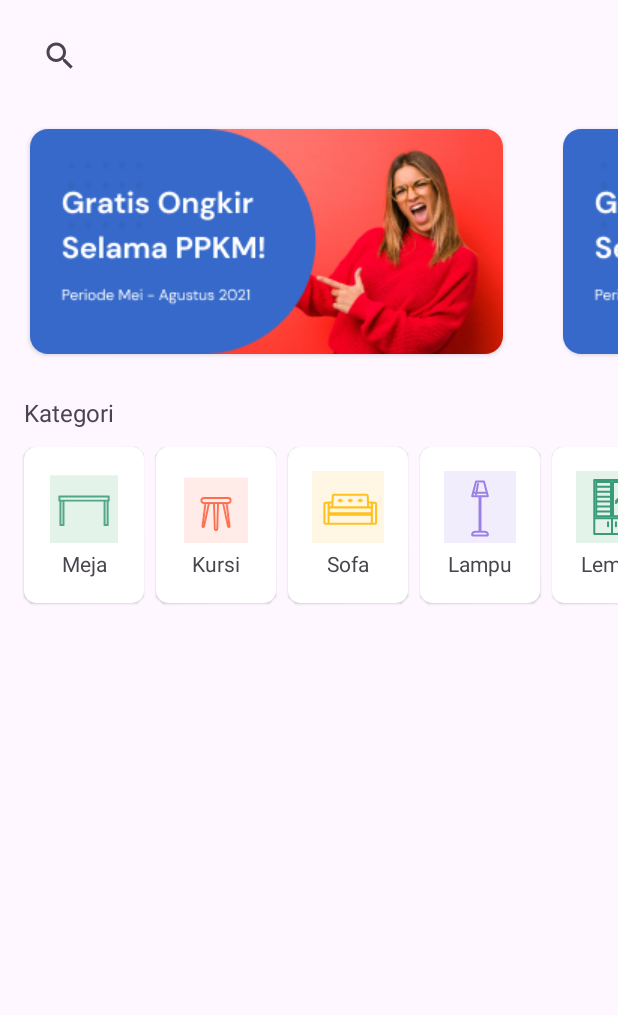
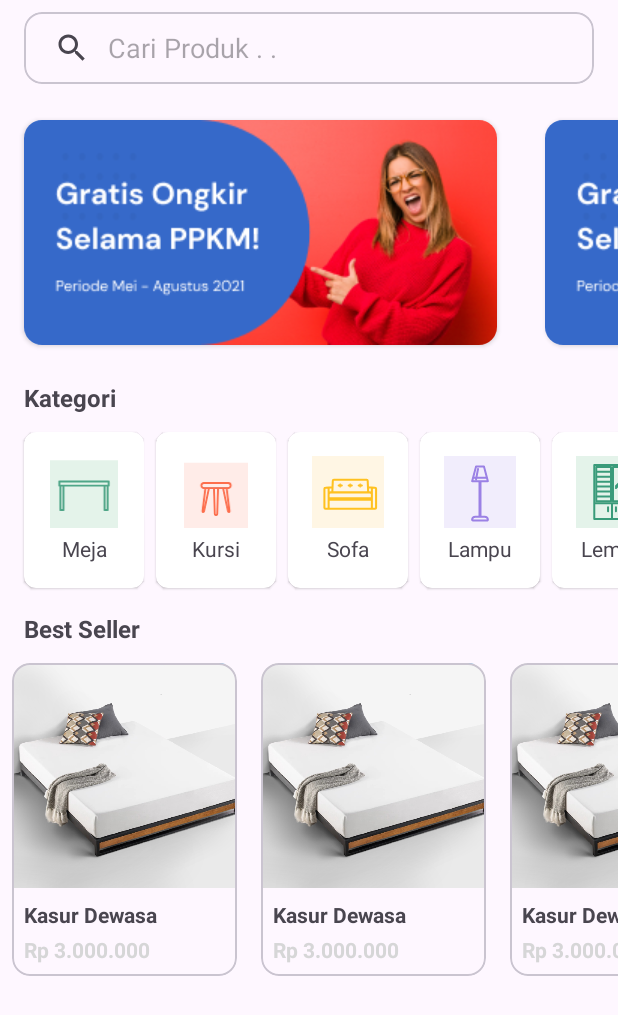
Before and after one commit to ArfanRahmanYudiantoro/Furniplan, an Android app built with Jetpack Compose: the layout fragment_home.xml on its own in the app's theme, with its tools: preview values and no code run, on a phone screen of 412 x 824 dp. Shown: the top 1015 px of the screen. Run offline under Robolectric (Android 15) with nearby library versions, the phone set to English and light mode, and no system bars.

Commit message:
add best seller card and best seller item

```diff
--- a/app/src/main/res/layout/banner_item.xml
+++ b/app/src/main/res/layout/banner_item.xml
@@ -4,7 +4,7 @@
     xmlns:tools="http://schemas.android.com/tools"
     android:layout_width="wrap_content"
     android:layout_height="wrap_content"
-    android:padding="12dp">
+    android:padding="8dp">
 
     <androidx.cardview.widget.CardView
         android:id="@+id/banner_item_cardview"
--- /dev/null
+++ b/app/src/main/res/layout/best_seller_item.xml
@@ -0,0 +1,63 @@
+<?xml version="1.0" encoding="utf-8"?>
+<androidx.constraintlayout.widget.ConstraintLayout xmlns:android="http://schemas.android.com/apk/res/android"
+    xmlns:app="http://schemas.android.com/apk/res-auto"
+    android:layout_width="wrap_content"
+    android:layout_height="wrap_content">
+
+    <com.google.android.material.card.MaterialCardView
+        android:layout_width="150dp"
+        android:layout_height="wrap_content"
+        android:layout_marginStart="8dp"
+        android:layout_marginTop="8dp"
+        android:layout_marginEnd="8dp"
+        android:layout_marginBottom="8dp"
+        app:layout_constraintBottom_toBottomOf="parent"
+        app:layout_constraintEnd_toEndOf="parent"
+        app:layout_constraintStart_toStartOf="parent"
+        app:layout_constraintTop_toTopOf="parent">
+
+        <androidx.constraintlayout.widget.ConstraintLayout
+            android:layout_width="match_parent"
+            android:layout_height="match_parent">
+
+            <ImageView
+                android:id="@+id/imageViewFotoProduk"
+                android:layout_width="wrap_content"
+                android:layout_height="150dp"
+                android:src="@drawable/image_kasur"
+                app:layout_constraintEnd_toEndOf="parent"
+                app:layout_constraintStart_toStartOf="parent"
+                app:layout_constraintTop_toTopOf="parent" />
+
+            <TextView
+                android:id="@+id/textViewNamaProduk"
+                android:layout_width="wrap_content"
+                android:layout_height="wrap_content"
+                android:layout_marginStart="8dp"
+                android:layout_marginTop="8dp"
+                android:text="Kasur Dewasa"
+                android:textSize="14sp"
+                android:textStyle="bold"
+                app:layout_constraintStart_toStartOf="@id/imageViewFotoProduk"
+                app:layout_constraintTop_toBottomOf="@+id/imageViewFotoProduk" />
+
+            <TextView
+                android:id="@+id/textViewHargaProduk"
+                android:layout_width="wrap_content"
+                android:layout_height="wrap_content"
+                android:layout_marginTop="4dp"
+                android:layout_marginBottom="8dp"
+                android:text="Rp 3.000.000"
+                android:textColor="@color/red"
+                android:textSize="14sp"
+                android:textStyle="bold"
+                app:layout_constraintBottom_toBottomOf="parent"
+                app:layout_constraintStart_toStartOf="@id/textViewNamaProduk"
+                app:layout_constraintTop_toBottomOf="@id/textViewNamaProduk" />
+
+
+        </androidx.constraintlayout.widget.ConstraintLayout>
+
+    </com.google.android.material.card.MaterialCardView>
+
+</androidx.constraintlayout.widget.ConstraintLayout>
--- a/app/src/main/res/layout/fragment_home.xml
+++ b/app/src/main/res/layout/fragment_home.xml
@@ -9,21 +9,29 @@
         android:layout_width="match_parent"
         android:layout_height="match_parent">
 
-        <SearchView
-            android:id="@+id/searchBar"
-            android:layout_width="match_parent"
-            android:layout_height="42dp"
+        <com.google.android.material.card.MaterialCardView
+            android:id="@id/searchBar"
+            android:layout_width="0dp"
+            android:layout_height="wrap_content"
             android:layout_marginStart="16dp"
-            android:layout_marginTop="16dp"
+            android:layout_marginTop="8dp"
             android:layout_marginEnd="16dp"
-            android:queryHint="Cari Produk . ."
             app:layout_constraintEnd_toEndOf="parent"
             app:layout_constraintStart_toStartOf="parent"
-            app:layout_constraintTop_toTopOf="parent" />
+            app:layout_constraintTop_toTopOf="parent">
+
+            <SearchView
+                android:layout_width="match_parent"
+                android:layout_height="48dp"
+                android:iconifiedByDefault="false"
+                android:queryBackground="@android:color/transparent"
+                android:queryHint="Cari Produk . ." />
+
+        </com.google.android.material.card.MaterialCardView>
 
         <androidx.recyclerview.widget.RecyclerView
             android:id="@+id/bannerRecyclerView"
-            android:layout_width="match_parent"
+            android:layout_width="0dp"
             android:layout_height="wrap_content"
             android:layout_marginTop="8dp"
             android:orientation="horizontal"
@@ -42,10 +50,12 @@
             android:layout_marginTop="8dp"
             android:text="Kategori"
             android:textSize="16sp"
+            android:textStyle="bold"
             app:layout_constraintStart_toStartOf="parent"
             app:layout_constraintTop_toBottomOf="@+id/bannerRecyclerView" />
 
         <HorizontalScrollView
+            android:id="@+id/layoutKategori"
             android:layout_width="wrap_content"
             android:layout_height="wrap_content"
             android:layout_marginTop="4dp"
@@ -57,7 +67,6 @@
 
             <!-- Layout Kategori -->
             <LinearLayout
-                android:id="@+id/layoutKategori"
                 android:layout_width="0dp"
                 android:layout_height="wrap_content">
 
@@ -155,8 +164,8 @@
                     android:layout_marginStart="8dp"
                     android:layout_marginTop="8dp"
                     android:layout_marginBottom="8dp"
+                    app:cardCornerRadius="8dp"
                     app:cardElevation="1dp"
-                    app:cardCornerRadius="8dp"
                     app:layout_constraintBottom_toBottomOf="parent"
                     app:layout_constraintStart_toEndOf="@id/cardKursi"
                     app:layout_constraintTop_toTopOf="parent">
@@ -198,8 +207,8 @@
                     android:layout_marginStart="8dp"
                     android:layout_marginTop="8dp"
                     android:layout_marginBottom="8dp"
+                    app:cardCornerRadius="8dp"
                     app:cardElevation="1dp"
-                    app:cardCornerRadius="8dp"
                     app:layout_constraintBottom_toBottomOf="parent"
                     app:layout_constraintStart_toEndOf="@id/cardSofa"
                     app:layout_constraintTop_toTopOf="parent">
@@ -242,8 +251,8 @@
                     android:layout_marginTop="8dp"
                     android:layout_marginEnd="16dp"
                     android:layout_marginBottom="8dp"
+                    app:cardCornerRadius="8dp"
                     app:cardElevation="1dp"
-                    app:cardCornerRadius="8dp"
                     app:layout_constraintBottom_toBottomOf="parent"
                     app:layout_constraintEnd_toEndOf="parent"
                     app:layout_constraintStart_toEndOf="@id/cardLampu"
@@ -284,6 +293,31 @@
 
         </HorizontalScrollView>
 
+        <!--Best Seller-->
+        <TextView
+            android:id="@+id/plcBestSeller"
+            android:layout_width="wrap_content"
+            android:layout_height="wrap_content"
+            android:layout_marginStart="16dp"
+            android:layout_marginTop="8dp"
+            android:text="Best Seller"
+            android:textSize="16sp"
+            android:textStyle="bold"
+            app:layout_constraintStart_toStartOf="parent"
+            app:layout_constraintTop_toBottomOf="@id/layoutKategori" />
+
+        <androidx.recyclerview.widget.RecyclerView
+            android:id="@+id/bestSellerRecyclerView"
+            android:layout_width="0dp"
+            android:layout_height="wrap_content"
+            android:layout_marginTop="4dp"
+            android:orientation="horizontal"
+            app:layoutManager="androidx.recyclerview.widget.LinearLayoutManager"
+            app:layout_constraintEnd_toEndOf="parent"
+            app:layout_constraintStart_toStartOf="parent"
+            app:layout_constraintTop_toBottomOf="@id/plcBestSeller"
+            tools:listitem="@layout/best_seller_item" />
+
     </androidx.constraintlayout.widget.ConstraintLayout>
 
 </ScrollView>
```
Also changed, not shown: app/src/main/res/layout/activity_dashboard.xml (+0 -23 lines), app/src/main/res/layout/kategori_item.xml (deleted, +0 -34 lines), app/src/main/res/layout/menu_profile_item.xml (deleted, +0 -107 lines), app/src/main/res/drawable/image_kasur.png (added), app/src/main/res/drawable/image_meja.png (added), app/src/main/res/drawable/image_sofa.png (added).
